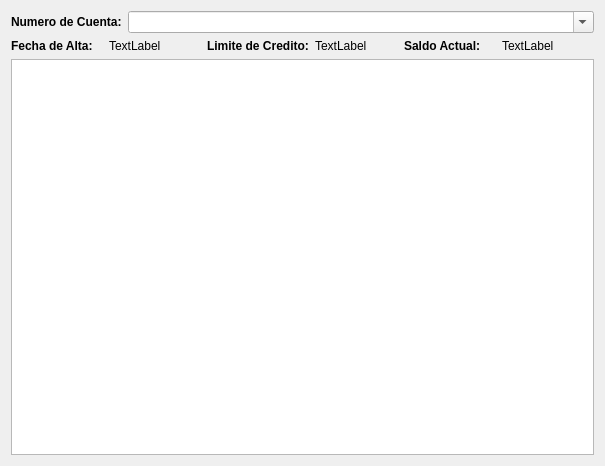
Above: trunk/plugins/CtaCte/FormResumenCtaCteBase.ui from chungote/gestotux before the change. Below: the same form after it.
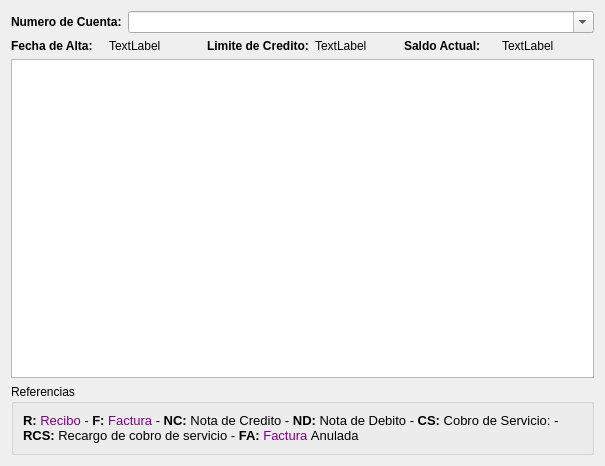
That is the form after the change.

```diff
--- a/trunk/plugins/CtaCte/FormResumenCtaCteBase.ui
+++ b/trunk/plugins/CtaCte/FormResumenCtaCteBase.ui
@@ -115,6 +115,35 @@
    <item>
     <widget class="QTableView" name="TVItems"/>
    </item>
+   <item>
+    <widget class="QGroupBox" name="groupBox">
+     <property name="sizePolicy">
+      <sizepolicy hsizetype="Preferred" vsizetype="Preferred">
+       <horstretch>0</horstretch>
+       <verstretch>0</verstretch>
+      </sizepolicy>
+     </property>
+     <property name="title">
+      <string>Referencias</string>
+     </property>
+     <layout class="QGridLayout" name="gridLayout">
+      <item row="0" column="0">
+       <widget class="QLabel" name="label_5">
+        <property name="text">
+         <string>&lt;!DOCTYPE HTML PUBLIC &quot;-//W3C//DTD HTML 4.0//EN&quot; &quot;http://www.w3.org/TR/REC-html40/strict.dtd&quot;&gt;
+&lt;html&gt;&lt;head&gt;&lt;meta name=&quot;qrichtext&quot; content=&quot;1&quot; /&gt;&lt;style type=&quot;text/css&quot;&gt;
+p, li { white-space: pre-wrap; }
+&lt;/style&gt;&lt;/head&gt;&lt;body style=&quot; font-family:'DejaVu Serif'; font-size:10pt; font-weight:400; font-style:normal;&quot;&gt;
+&lt;p style=&quot; margin-top:0px; margin-bottom:0px; margin-left:0px; margin-right:0px; -qt-block-indent:0; text-indent:0px;&quot;&gt;&lt;span style=&quot; font-weight:600;&quot;&gt;R&lt;/span&gt;&lt;span style=&quot; font-weight:600; color:#000000;&quot;&gt;:&lt;/span&gt;&lt;span style=&quot; color:#c0c0c0;&quot;&gt; &lt;/span&gt;&lt;span style=&quot; color:#800080;&quot;&gt;Recibo&lt;/span&gt;&lt;span style=&quot; color:#c0c0c0;&quot;&gt; &lt;/span&gt;&lt;span style=&quot; color:#000000;&quot;&gt;-&lt;/span&gt;&lt;span style=&quot; color:#c0c0c0;&quot;&gt; &lt;/span&gt;&lt;span style=&quot; font-weight:600;&quot;&gt;F&lt;/span&gt;&lt;span style=&quot; font-weight:600; color:#000000;&quot;&gt;:&lt;/span&gt;&lt;span style=&quot; color:#c0c0c0;&quot;&gt; &lt;/span&gt;&lt;span style=&quot; color:#800080;&quot;&gt;Factura&lt;/span&gt;&lt;span style=&quot; color:#c0c0c0;&quot;&gt; &lt;/span&gt;&lt;span style=&quot; color:#000000;&quot;&gt;-&lt;/span&gt;&lt;span style=&quot; color:#c0c0c0;&quot;&gt; &lt;/span&gt;&lt;span style=&quot; font-weight:600;&quot;&gt;NC&lt;/span&gt;&lt;span style=&quot; font-weight:600; color:#000000;&quot;&gt;:&lt;/span&gt;&lt;span style=&quot; color:#c0c0c0;&quot;&gt; &lt;/span&gt;Nota&lt;span style=&quot; color:#c0c0c0;&quot;&gt; &lt;/span&gt;de&lt;span style=&quot; color:#c0c0c0;&quot;&gt; &lt;/span&gt;Credito&lt;span style=&quot; color:#c0c0c0;&quot;&gt; &lt;/span&gt;&lt;span style=&quot; color:#000000;&quot;&gt;-&lt;/span&gt;&lt;span style=&quot; color:#c0c0c0;&quot;&gt; &lt;/span&gt;&lt;span style=&quot; font-weight:600;&quot;&gt;ND&lt;/span&gt;&lt;span style=&quot; font-weight:600; color:#000000;&quot;&gt;:&lt;/span&gt;&lt;span style=&quot; color:#c0c0c0;&quot;&gt; &lt;/span&gt;Nota&lt;span style=&quot; color:#c0c0c0;&quot;&gt; &lt;/span&gt;de&lt;span style=&quot; color:#c0c0c0;&quot;&gt; &lt;/span&gt;Debito&lt;span style=&quot; color:#c0c0c0;&quot;&gt; &lt;/span&gt;&lt;span style=&quot; color:#000000;&quot;&gt;-&lt;/span&gt;&lt;span style=&quot; color:#c0c0c0;&quot;&gt; &lt;/span&gt;&lt;span style=&quot; font-weight:600;&quot;&gt;CS&lt;/span&gt;&lt;span style=&quot; font-weight:600; color:#000000;&quot;&gt;:&lt;/span&gt;&lt;span style=&quot; color:#c0c0c0;&quot;&gt; &lt;/span&gt;Cobro&lt;span style=&quot; color:#c0c0c0;&quot;&gt; &lt;/span&gt;de&lt;span style=&quot; color:#c0c0c0;&quot;&gt; &lt;/span&gt;Servicio&lt;span style=&quot; color:#000000;&quot;&gt;:&lt;/span&gt;&lt;span style=&quot; color:#c0c0c0;&quot;&gt; &lt;/span&gt;&lt;span style=&quot; color:#000000;&quot;&gt;-&lt;/span&gt;&lt;span style=&quot; color:#c0c0c0;&quot;&gt; &lt;/span&gt;&lt;span style=&quot; font-weight:600;&quot;&gt;RCS&lt;/span&gt;&lt;span style=&quot; font-weight:600; color:#000000;&quot;&gt;:&lt;/span&gt;&lt;span style=&quot; color:#c0c0c0;&quot;&gt; &lt;/span&gt;Recargo&lt;span style=&quot; color:#c0c0c0;&quot;&gt; &lt;/span&gt;de&lt;span style=&quot; color:#c0c0c0;&quot;&gt; &lt;/span&gt;cobro&lt;span style=&quot; color:#c0c0c0;&quot;&gt; &lt;/span&gt;de&lt;span style=&quot; color:#c0c0c0;&quot;&gt; &lt;/span&gt;servicio&lt;span style=&quot; color:#c0c0c0;&quot;&gt; &lt;/span&gt;&lt;span style=&quot; color:#000000;&quot;&gt;-&lt;/span&gt;&lt;span style=&quot; color:#c0c0c0;&quot;&gt; &lt;/span&gt;&lt;span style=&quot; font-weight:600;&quot;&gt;FA&lt;/span&gt;&lt;span style=&quot; font-weight:600; color:#000000;&quot;&gt;:&lt;/span&gt;&lt;span style=&quot; color:#c0c0c0;&quot;&gt; &lt;/span&gt;&lt;span style=&quot; color:#800080;&quot;&gt;Factura&lt;/span&gt;&lt;span style=&quot; color:#c0c0c0;&quot;&gt; &lt;/span&gt;Anulada&lt;/p&gt;&lt;/body&gt;&lt;/html&gt;</string>
+        </property>
+        <property name="wordWrap">
+         <bool>true</bool>
+        </property>
+       </widget>
+      </item>
+     </layout>
+    </widget>
+   </item>
   </layout>
  </widget>
  <resources/>
```
